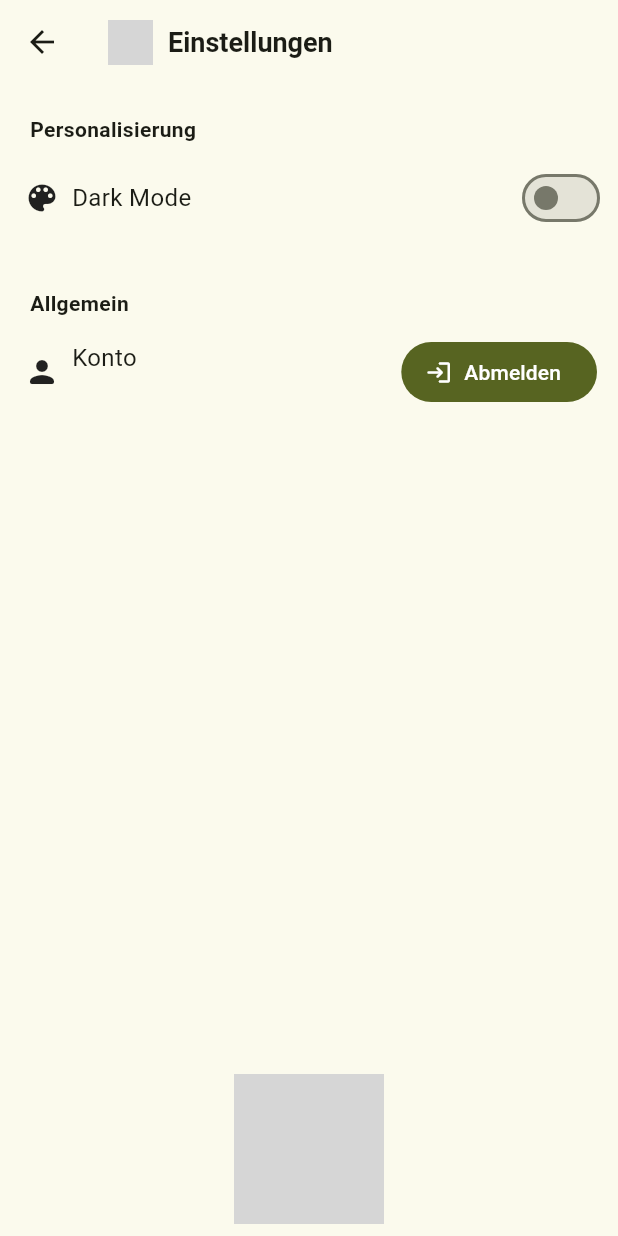
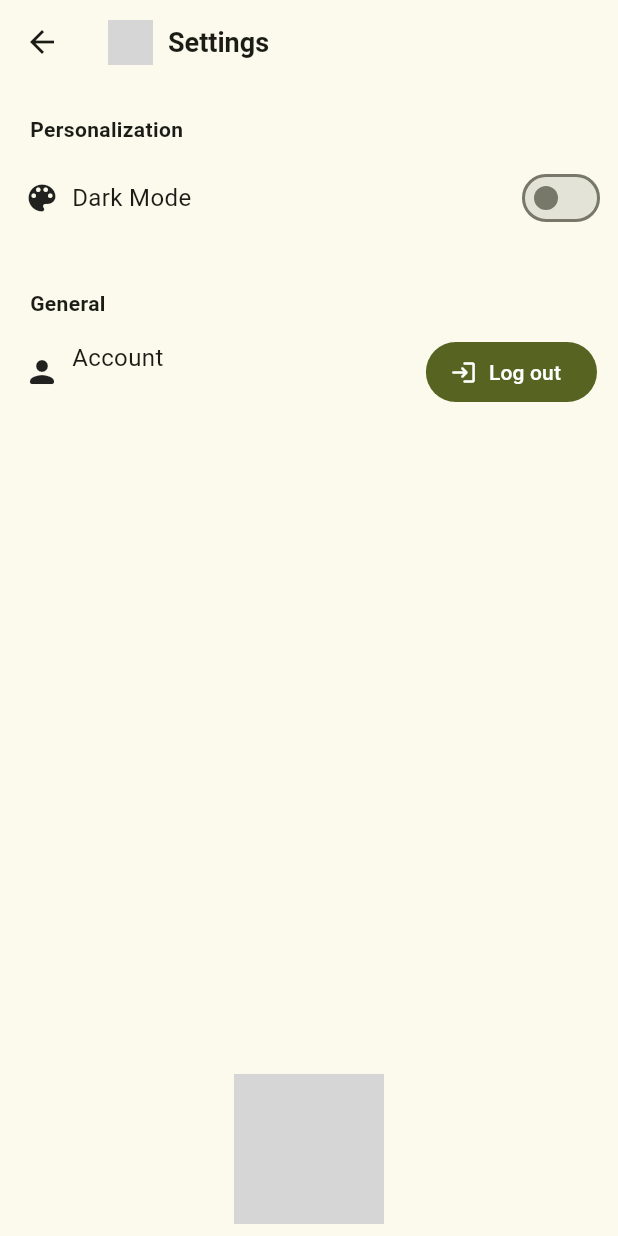
Before and after one commit to our-future-thi/clean_up_game, a Flutter app: the SettingsPage screen opened directly, on a phone screen of 412 x 824 dp. Run offline on Flutter 3.47's test engine with Material 2 defaults, Android fonts, the phone set to English and light mode, and no system bars; our stand-ins replace cloud_firestore, firebase_auth, firebase_core, flutter_svg, qr_flutter, shared_preferences; missing offline and left inert: invert_colors; accounts and stored records are empty; generated files the repository leaves out were written again; grey boxes are pictures that could not be loaded.

Commit message:
🌐 translated to english

```diff
--- a/lib/screens/settings.dart
+++ b/lib/screens/settings.dart
@@ -53,7 +53,7 @@ class _SettingsPageState extends State<SettingsPage> {
 
     return SafeArea(
       child: Scaffold(
-        appBar: getAppBar(context, 'Einstellungen', false),
+        appBar: getAppBar(context, 'Settings', false),
         body: Padding(
           padding: const EdgeInsets.all(8.0),
           child: Column(
@@ -62,7 +62,7 @@ class _SettingsPageState extends State<SettingsPage> {
               const Padding(
                 padding: EdgeInsets.all(12.0),
                 child: Text(
-                  'Personalisierung',
+                  'Personalization',
                   style: TextStyle(
                     fontWeight: FontWeight.bold,
                   ),
@@ -100,7 +100,7 @@ class _SettingsPageState extends State<SettingsPage> {
               const Padding(
                 padding: EdgeInsets.all(12.0),
                 child: Text(
-                  'Allgemein',
+                  'General',
                   style: TextStyle(
                     fontWeight: FontWeight.bold,
                   ),
@@ -118,7 +118,7 @@ class _SettingsPageState extends State<SettingsPage> {
                       crossAxisAlignment: CrossAxisAlignment.start,
                       children: [
                         Text(
-                          'Konto',
+                          'Account',
                           style: TextStyle(
                             fontSize: headerSize,
                           ),
@@ -126,7 +126,7 @@ class _SettingsPageState extends State<SettingsPage> {
                         Visibility(
                           visible: user != null,
                           child: Text(
-                            user?.email?.toString() ?? 'Anonym',
+                            user?.email?.toString() ?? 'Anonymous',
                             style: TextStyle(
                               fontSize: headerSize - 3,
                               color: Theme.of(context).colorScheme.secondary,
@@ -143,7 +143,7 @@ class _SettingsPageState extends State<SettingsPage> {
                         user == null ? login() : logout();
                       },
                       icon: const Icon(Icons.login_rounded),
-                      label: Text(user == null ? "Anmelden" : "Abmelden"),
+                      label: Text(user == null ? "Log in" : "Log out"),
                     ),
                   ),
                 ],
```
